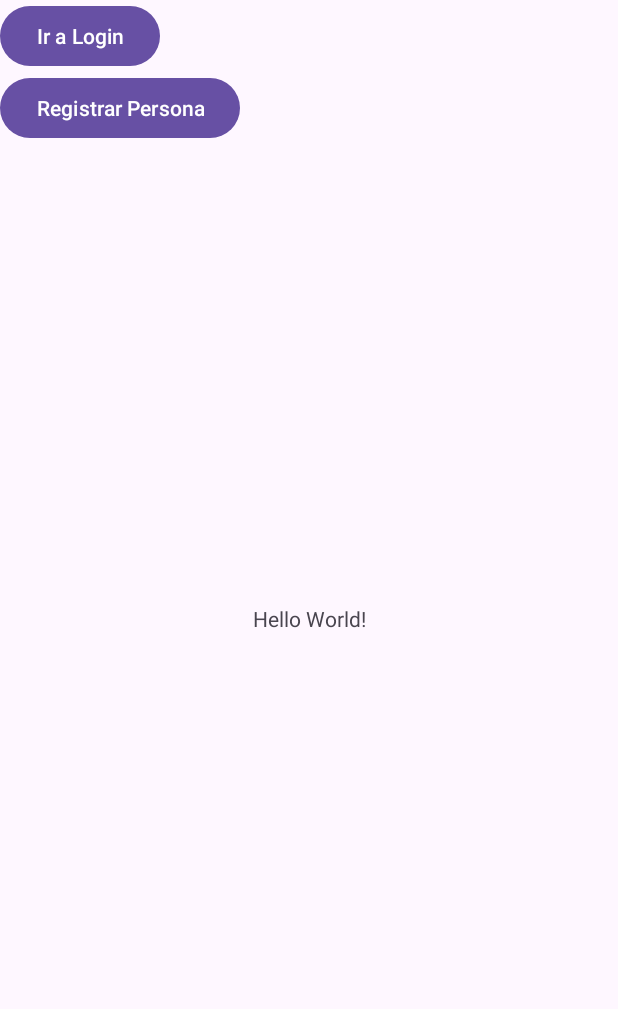
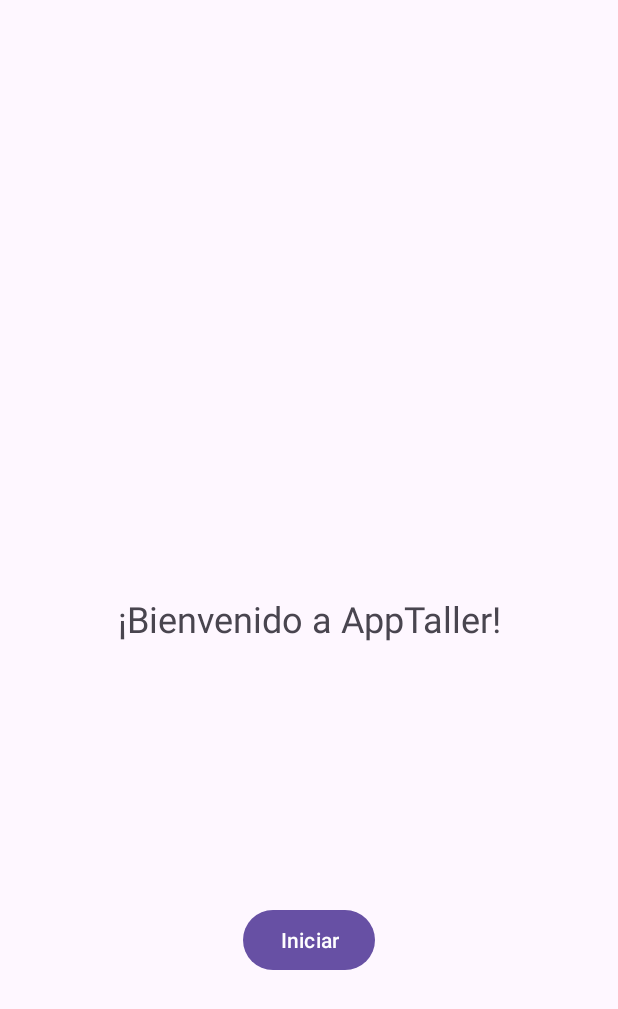
Before and after one commit to ErwinSmth/App-Taller, an Android app: the screen it shows after launch (MainActivity), on a phone screen of 412 x 824 dp. Shown: the top 1009 px of the screen. Run offline under Robolectric (Android 15) with nearby library versions, the phone set to English and light mode, and no system bars.

Commit message:
Corregido el flujo inicial del proyecto (Android)

```diff
--- a/Android/app/src/main/AndroidManifest.xml
+++ b/Android/app/src/main/AndroidManifest.xml
@@ -15,6 +15,9 @@
         android:supportsRtl="true"
         android:theme="@style/Theme.TallerAndroid"
         tools:targetApi="31">
+        <activity
+            android:name=".utilities.RolRegistroActivity"
+            android:exported="false" />
         <activity
             android:name=".auth.RegistroUsuarioActivity"
             android:exported="false" />
--- a/Android/app/src/main/java/com/example/tallerandroid/MainActivity.java
+++ b/Android/app/src/main/java/com/example/tallerandroid/MainActivity.java
@@ -18,28 +18,12 @@ public class MainActivity extends AppCompatActivity {
     @Override
     protected void onCreate(Bundle savedInstanceState) {
         super.onCreate(savedInstanceState);
-        EdgeToEdge.enable(this);
         setContentView(R.layout.activity_main);
-        ViewCompat.setOnApplyWindowInsetsListener(findViewById(R.id.main), (v, insets) -> {
-            Insets systemBars = insets.getInsets(WindowInsetsCompat.Type.systemBars());
-            v.setPadding(systemBars.left, systemBars.top, systemBars.right, systemBars.bottom);
-            return insets;
-        });
-        Button btnLogin = findViewById(R.id.btnLogin);
-        btnLogin.setOnClickListener(new View.OnClickListener() {
-            @Override
-            public void onClick(View v) {
-                Intent intent = new Intent(MainActivity.this, loginActivity.class);
-                startActivity(intent);
-            }
-        });
-        Button btnRegistro = findViewById(R.id.btnRegistroPersona);
-        btnRegistro.setOnClickListener(new View.OnClickListener() {
-            @Override
-            public void onClick(View v) {
-                Intent intent = new Intent(MainActivity.this, com.example.tallerandroid.auth.RegistroPersonaActivity.class);
-                startActivity(intent);
-            }
+
+        // MainActivity.java
+        Button btnIniciar = findViewById(R.id.btnIniciar);
+        btnIniciar.setOnClickListener(v -> {
+            startActivity(new Intent(this, loginActivity.class));
         });
     }
 }
--- a/Android/app/src/main/java/com/example/tallerandroid/auth/RegistroPersonaActivity.java
+++ b/Android/app/src/main/java/com/example/tallerandroid/auth/RegistroPersonaActivity.java
@@ -41,6 +41,8 @@ public class RegistroPersonaActivity extends AppCompatActivity {
     private Button btnRegistrar;
     private Long personaId = null;
 
+    private String rol;
+
     private ActivityResultLauncher<Intent> registroUsuarioLauncher;
 
     @Override
@@ -55,6 +57,8 @@ public class RegistroPersonaActivity extends AppCompatActivity {
         etEmail = findViewById(R.id.etEmail);
         etNacimiento = findViewById(R.id.etFechaNacimiento);
         btnRegistrar = findViewById(R.id.btnRegistrar);
+
+        rol = getIntent().getStringExtra("rol");
 
         // Recuperar datos si existen (al volver atrás)
         Intent intent = getIntent();
@@ -231,6 +235,7 @@ public class RegistroPersonaActivity extends AppCompatActivity {
     private void irARegistroUsuario(Long personaId) {
         Intent intent = new Intent(RegistroPersonaActivity.this, RegistroUsuarioActivity.class);
         intent.putExtra("personaId", personaId);
+        intent.putExtra("rol", rol);
         intent.putExtra("nombres", etNombres.getText().toString().trim());
         intent.putExtra("apellidos", etApellidos.getText().toString().trim());
         intent.putExtra("dni", etDNI.getText().toString().trim());
--- a/Android/app/src/main/res/layout/activity_main.xml
+++ b/Android/app/src/main/res/layout/activity_main.xml
@@ -1,4 +1,3 @@
-<?xml version="1.0" encoding="utf-8"?>
 <androidx.constraintlayout.widget.ConstraintLayout xmlns:android="http://schemas.android.com/apk/res/android"
     xmlns:app="http://schemas.android.com/apk/res-auto"
     xmlns:tools="http://schemas.android.com/tools"
@@ -8,28 +7,23 @@
     tools:context=".MainActivity">
 
     <TextView
+        android:id="@+id/tvBienvenida"
         android:layout_width="wrap_content"
         android:layout_height="wrap_content"
-        android:text="Hello World!"
+        android:text="¡Bienvenido a AppTaller!"
+        android:textSize="24sp"
+        app:layout_constraintTop_toTopOf="parent"
         app:layout_constraintBottom_toBottomOf="parent"
-        app:layout_constraintEnd_toEndOf="parent"
         app:layout_constraintStart_toStartOf="parent"
-        app:layout_constraintTop_toTopOf="parent" />
+        app:layout_constraintEnd_toEndOf="parent"/>
 
     <Button
-        android:id="@+id/btnLogin"
+        android:id="@+id/btnIniciar"
         android:layout_width="wrap_content"
         android:layout_height="wrap_content"
-        android:text="Ir a Login"
+        android:text="Iniciar"
+        app:layout_constraintTop_toBottomOf="@id/tvBienvenida"
+        app:layout_constraintBottom_toBottomOf="parent"
         app:layout_constraintStart_toStartOf="parent"
-        app:layout_constraintTop_toTopOf="parent" />
-
-    <Button
-        android:id="@+id/btnRegistroPersona"
-        android:layout_width="wrap_content"
-        android:layout_height="wrap_content"
-        android:text="Registrar Persona"
-        app:layout_constraintTop_toBottomOf="@+id/btnLogin"
-        tools:layout_editor_absoluteX="-25dp" />
-
+        app:layout_constraintEnd_toEndOf="parent"/>
 </androidx.constraintlayout.widget.ConstraintLayout>
```
Also changed, not shown: Android/app/src/main/java/com/example/tallerandroid/auth/RegistroUsuarioActivity.java (+17 -11 lines), Android/app/src/main/java/com/example/tallerandroid/auth/loginActivity.java (+9 -0 lines), Android/app/src/main/java/com/example/tallerandroid/utilities/RolRegistroActivity.java (added, +45 -0 lines), Android/app/src/main/res/layout/activity_login.xml (+8 -0 lines), Android/app/src/main/res/layout/activity_rol_registro.xml (added, +34 -0 lines).
